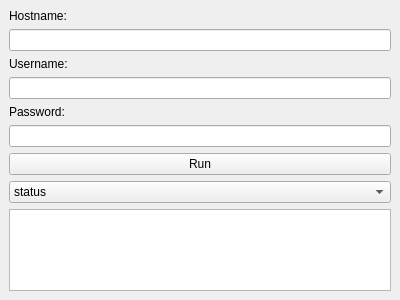
The window that MainWindow.ui (lilxandrias/ipmimanager) describes before a commit, drawn with Qt 5.
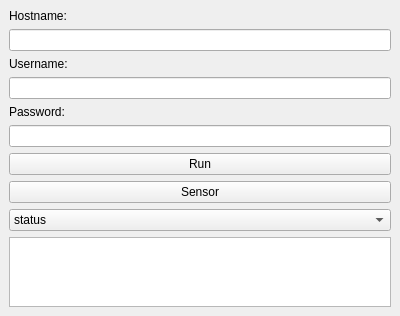
The same window after the commit.

Commit message: Add "Sensor" support

```diff
--- a/MainWindow.ui
+++ b/MainWindow.ui
@@ -52,6 +52,13 @@
       </property>
      </widget>
     </item>
+    <item>
+     <widget class="QPushButton" name="sensorButton">
+      <property name="text">
+       <string>Sensor</string>
+      </property>
+     </widget>
+    </item>
     <item>
      <widget class="QComboBox" name="commandComboBox">
       <item>
```
The commit also changes 2 other files.
